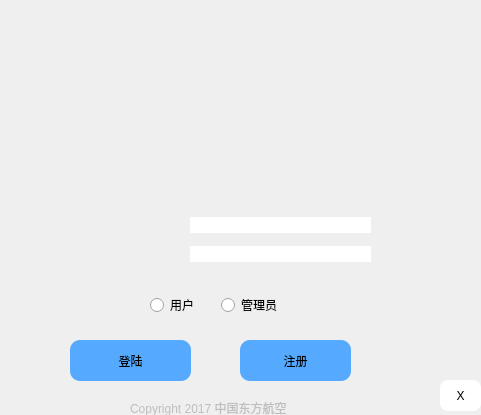
TommyLee96/flight-management, file login.ui: the form before one commit.
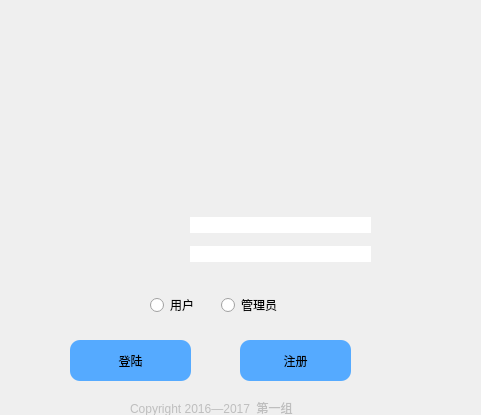
The form after the commit. Icons and pictures are not drawn.

Patch:
```diff
--- a/login.ui
+++ b/login.ui
@@ -137,31 +137,6 @@
     <string/>
    </property>
   </widget>
-  <widget class="QPushButton" name="pushButton_3">
-   <property name="geometry">
-    <rect>
-     <x>440</x>
-     <y>380</y>
-     <width>41</width>
-     <height>31</height>
-    </rect>
-   </property>
-   <property name="styleSheet">
-    <string notr="true">  background: transparent; 
-font: 12pt &quot;Arial&quot;;
- border-style:solid;  
-          
-      
-     
-background-color: rgb(255, 255, 255);
-         font: 14pt &quot;微软雅黑&quot;;
-        
-        border-radius: 8px;  </string>
-   </property>
-   <property name="text">
-    <string>X</string>
-   </property>
-  </widget>
   <widget class="QPushButton" name="pushButton">
    <property name="enabled">
     <bool>true</bool>
@@ -229,7 +204,7 @@
     </rect>
    </property>
    <property name="text">
-    <string>Copyright 2017 中国东方航空 </string>
+    <string>Copyright 2016—2017  第一组 </string>
    </property>
   </widget>
   <widget class="QLabel" name="label_5">
```
